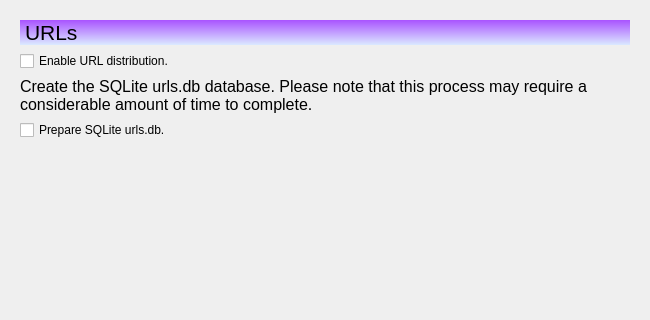
Qt form branches/trunk/UI/spot-on-wizard.ui (textbrowser/spot-on) before a commit; both pictures show x 0 to 650 and y 0 to 320 of the 650 by 520 pixel window.
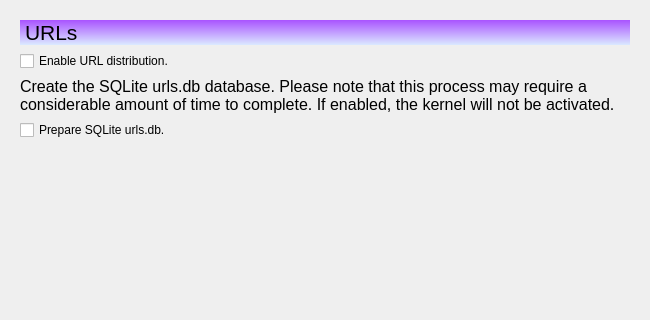
The same form after that commit. The open tabs and pages were chosen to show the change. Icons and pictures are not drawn.

Commit message: Nice change. Useful change.

Diff of the .ui file:
```diff
--- a/branches/trunk/UI/spot-on-wizard.ui
+++ b/branches/trunk/UI/spot-on-wizard.ui
@@ -518,7 +518,7 @@
           </font>
          </property>
          <property name="text">
-          <string>Create the SQLite urls.db database. Please note that this process may require a considerable amount of time to complete.</string>
+          <string>Create the SQLite urls.db database. Please note that this process may require a considerable amount of time to complete. If enabled, the kernel will not be activated.</string>
          </property>
          <property name="wordWrap">
           <bool>true</bool>
```
